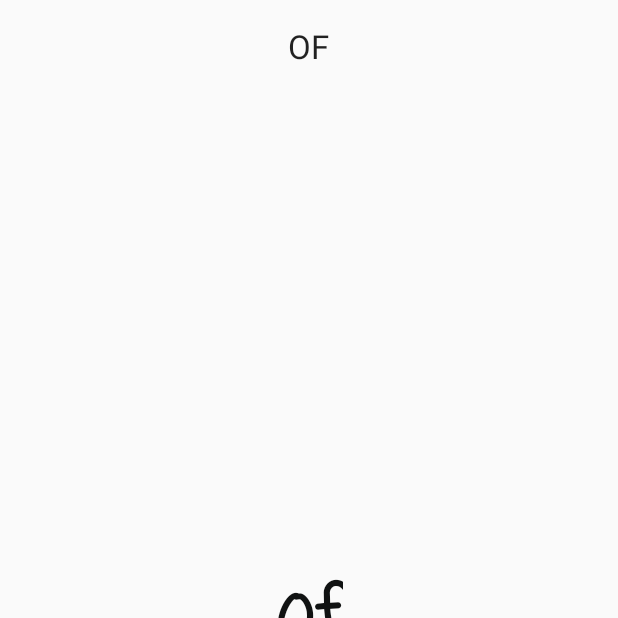
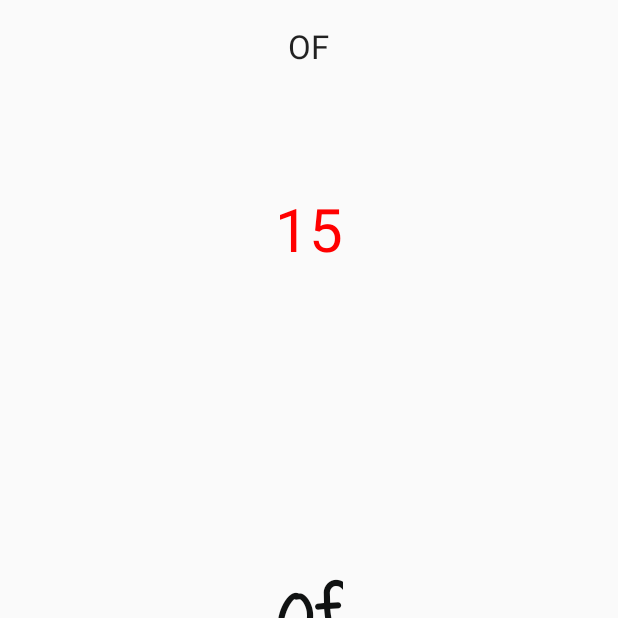
Before and after one commit to Mak-Sym/WordsLearner, an Android app: the screen it shows after launch (MainActivity), on a phone screen of 412 x 824 dp, the top half of it. Before the commit the part shown is almost empty. Run offline under Robolectric (Android 15) with nearby library versions, the phone set to English and light mode, and no system bars.

Commit message:
added words counter

```diff
--- a/app/src/main/res/layout/activity_main.xml
+++ b/app/src/main/res/layout/activity_main.xml
@@ -61,6 +61,18 @@
             android:layout_below="@+id/wordTextView"
             android:layout_centerHorizontal="true" />
 
+        <TextView
+            android:layout_width="wrap_content"
+            android:layout_height="wrap_content"
+            android:textAppearance="?android:attr/textAppearanceLarge"
+            android:text="15"
+            android:id="@+id/wordsCounterTextView"
+            android:layout_below="@+id/capitalWordTextView"
+            android:layout_centerHorizontal="true"
+            android:layout_marginTop="80dp"
+            android:textSize="40dp"
+            android:textColor="@color/colorCounter"/>
+
     </RelativeLayout>
 
 </android.support.design.widget.CoordinatorLayout>
--- a/app/src/main/res/values/colors.xml
+++ b/app/src/main/res/values/colors.xml
@@ -4,4 +4,5 @@
     <color name="colorPrimaryDark">#303F9F</color>
     <color name="colorAccent">#FF4081</color>
     <color name="colorWord">#101212</color>
+    <color name="colorCounter">#ff0000</color>
 </resources>
```
Also changed, not shown: app/src/main/java/com/maksym/android/words/learner/MainActivity.java (+23 -0 lines), 2 other files.
